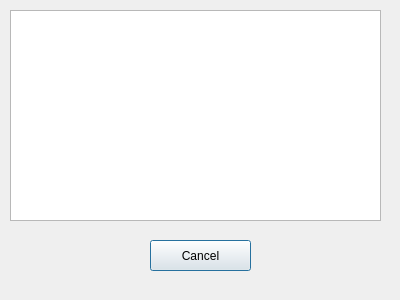
This is QTcreator/Diary/class_info.ui in albaSANDROS/DIPLOMA-PROJECT.-Multi-user-client-server-application-e-journal as Qt 5 draws it before an edit. The edited form follows.
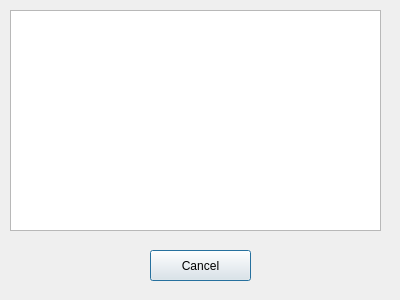
This is the edited form.

Commit message: Presented all info about students

What changed in the file:
```diff
--- a/QTcreator/Diary/class_info.ui
+++ b/QTcreator/Diary/class_info.ui
@@ -17,7 +17,7 @@
    <property name="geometry">
     <rect>
      <x>150</x>
-     <y>240</y>
+     <y>250</y>
      <width>101</width>
      <height>31</height>
     </rect>
@@ -26,15 +26,18 @@
     <string>Cancel</string>
    </property>
   </widget>
-  <widget class="QTextBrowser" name="textBrowser">
+  <widget class="QTextEdit" name="textEdit">
    <property name="geometry">
     <rect>
      <x>10</x>
      <y>10</y>
      <width>371</width>
-     <height>211</height>
+     <height>221</height>
     </rect>
    </property>
+   <property name="readOnly">
+    <bool>true</bool>
+   </property>
   </widget>
  </widget>
  <resources/>
```
The commit also changes 14 other files.
